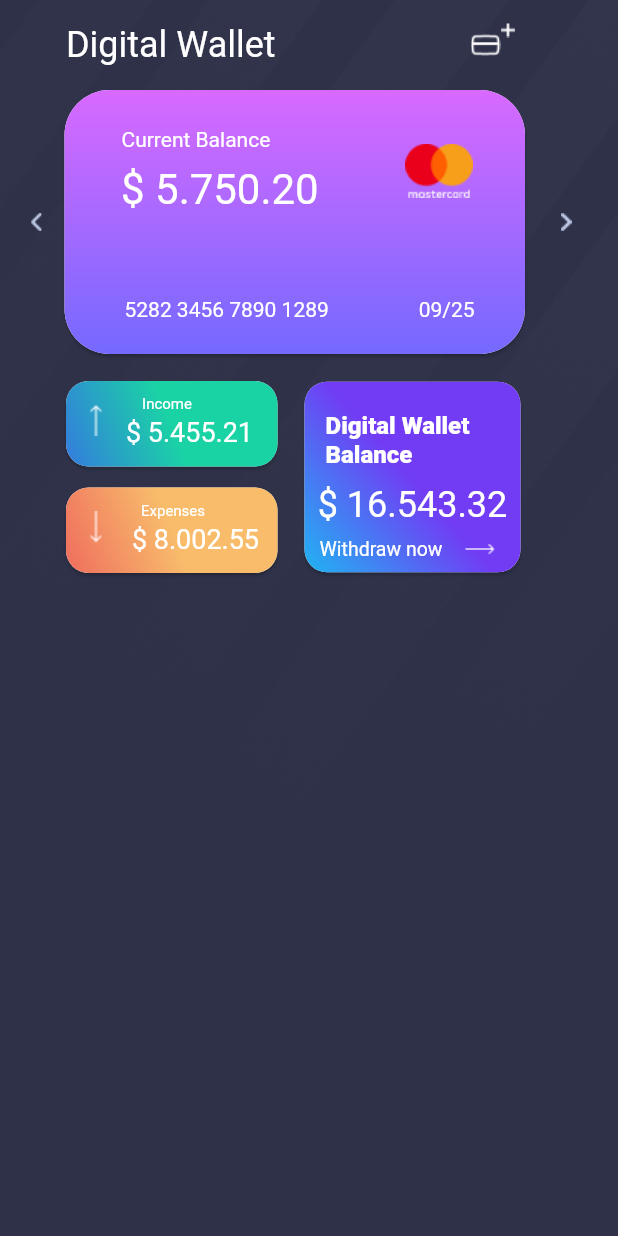
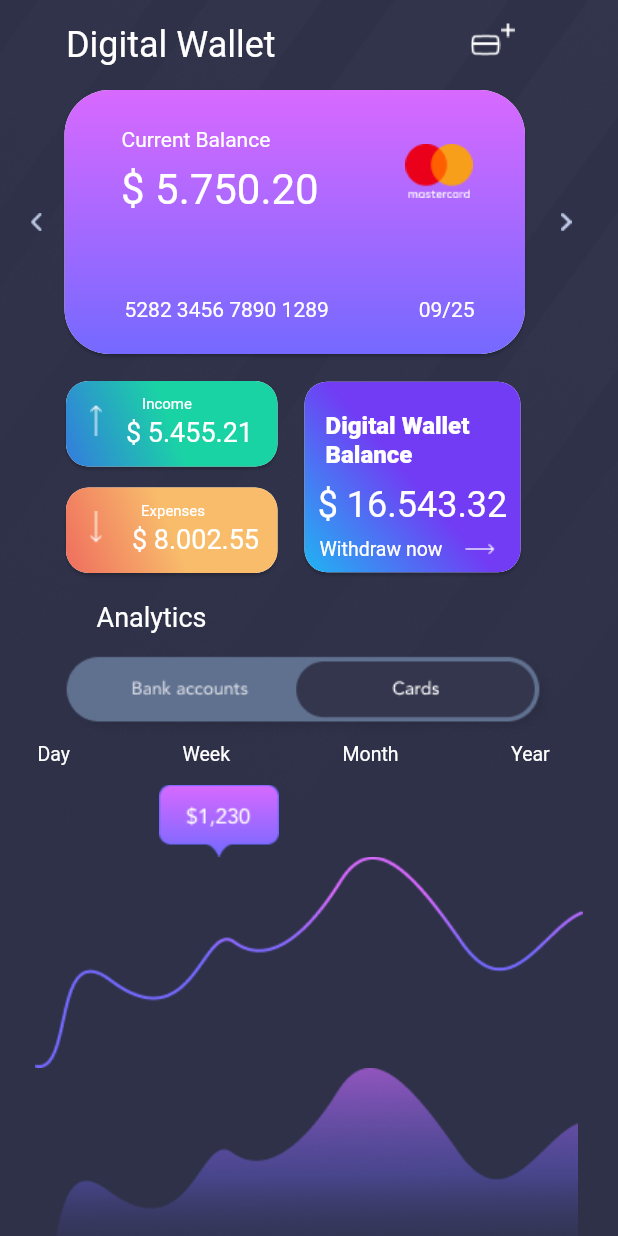
Before and after one commit to Giselz/interwise, a Flutter app: the screen it shows after launch, on a phone screen of 412 x 824 dp. Run offline on Flutter 3.47's test engine with Material 2 defaults, Android fonts, the phone set to English and light mode, and no system bars.

Commit message:
Adiçao na parte analytics da page Digital Wallet

```diff
--- a/lib/pages/digital_wallet.dart
+++ b/lib/pages/digital_wallet.dart
@@ -295,8 +295,97 @@ class PageDigitalWallet extends StatelessWidget {
                             ),
                           ),
                             ],
+                          ),
+                          Column(
+                            children: [
+                              const Padding(
+                                padding: EdgeInsets.only(right: 210.0, bottom: 10.0),
+                                child: Text('Analytics',
+                                  style: TextStyle(color: Color(0xFFFFFFFF), fontSize: 18.0)),
+                              ),
+                              Image.asset('assets/account_card_slider.png'),
+                              Row(
+                                children: const [
+                                  Padding(
+                                    padding: EdgeInsets.only(left: 25.0, right: 75.0, bottom: 13.0),
+                                    child: Text('Day',
+                                      style: TextStyle(color: Color(0xFFFFFFFF), fontSize: 13.0)),
+                                  ),
+                                  Padding(
+                                    padding: EdgeInsets.only(right: 75.0 ,bottom: 13.0),
+                                    child: Text('Week',
+                                      style: TextStyle(color: Color(0xFFFFFFFF), fontSize: 13.0)),
+                                  ),
+                                  Padding(
+                                    padding: EdgeInsets.only(right: 75.0 ,bottom: 13.0),
+                                    child: Text('Month',
+                                      style: TextStyle(color: Color(0xFFFFFFFF), fontSize: 13.0)),
+                                  ),
+                                  Padding(
+                                    padding: EdgeInsets.only(right: 20.0 ,bottom: 13.0),
+                                    child: Text('Year',
+                                      style: TextStyle(color: Color(0xFFFFFFFF), fontSize: 13.0)),
+                                  ),
+                                ],
+                              ),
+                              Column(
+                                children: [
+                                  Padding(
+                                padding: const EdgeInsets.only(right: 120.0),
+                                child: Image.asset('assets/card_equacao.png'),
+                              ),
+                                Image.asset('assets/line_equacao.png'),
+                                Image.asset('assets/equacao.png'),
+                                Image.asset('assets/line_card_equacao.png'),
+                                ],
+                              ),
+                              Padding(
+                                padding: const EdgeInsets.only(bottom: 14.0),
+                                child: Row(
+                                  children: const [
+                                    Padding(padding: EdgeInsets.only(left: 20.0, bottom: 20.0),
+                                          child: Image(
+                                            image: AssetImage('assets/left_arrow.png'),
+                                            width: 9.5,
+                                            height: 7.0,
+                                            color: Color(0xFF60708F),
+                                            ),
+                                      ),
+                                    Padding(
+                                      padding: EdgeInsets.only(left: 40.0, right: 35.0),
+                                      child: Text('Apr',
+                                        style: TextStyle(color: Color(0xFF60708F), fontSize: 14.0)),
+                                    ),
+                                    Padding(
+                                      padding: EdgeInsets.only(right: 35.0),
+                                      child: Text('May',
+                                        style: TextStyle(color: Color(0xFF82F080), fontSize: 13.0)),
+                                    ),
+                                    Padding(
+                                      padding: EdgeInsets.only(right: 35.0),
+                                      child: Text('Jun',
+                                        style: TextStyle(color: Color(0xFF60708F), fontSize: 14.0)),
+                                    ),
+                                    Padding(
+                                      padding: EdgeInsets.only(right: 35.0),
+                                      child: Text('Jul',
+                                        style: TextStyle(color:Color(0xFF60708F), fontSize: 14.0)),
+                                    ),
+                                    Text('Aug',
+                                        style: TextStyle(color: Color(0xFF60708F), fontSize: 14.0)),
+                                    Padding(padding: EdgeInsets.only(left: 20.0, bottom: 20.0),
+                                          child: Image(
+                                            image: AssetImage('assets/right_arrow.png'),
+                                            width: 9.5,
+                                            height: 7.0,
+                                            color: Color(0xFF60708F),
+                                            ),
+                                        ),
+                                  ],
+                                ),
+                              )
+                            ]
                           )
-
                       ],
                     )
                   ],
```
Also changed, not shown: assets/account_card_slider.png (added), assets/card_equacao.png (added), assets/equacao.png (added), assets/line_card_equacao.png (added), assets/line_equacao.png (added).
